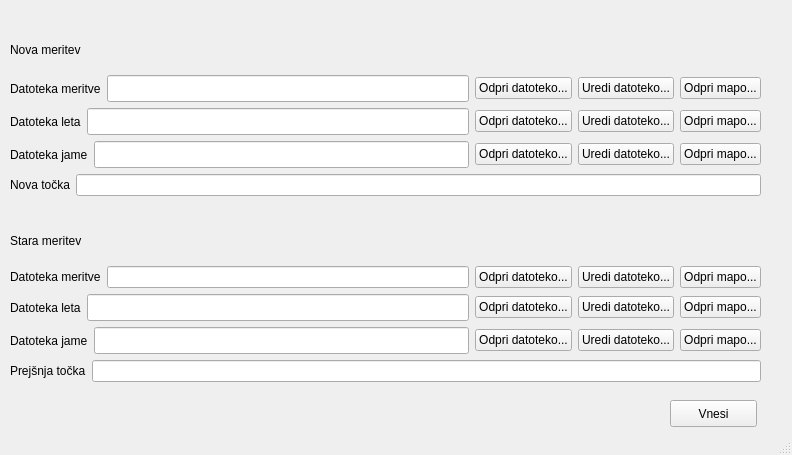
lukaprsina/add_cave, file mainwindow.ui: the form before one commit.
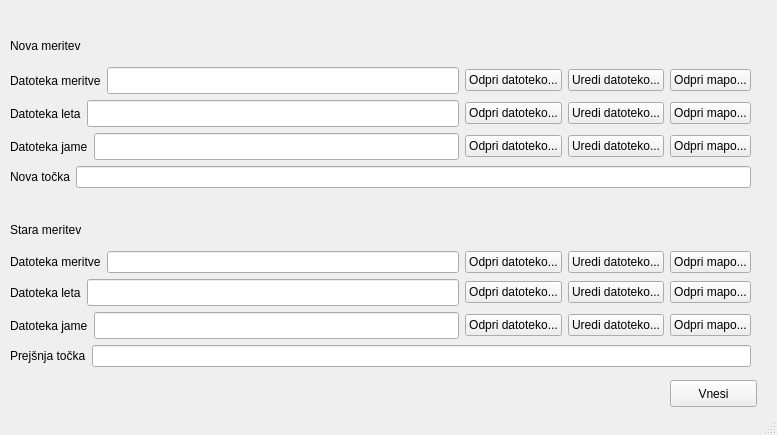
The form after the commit.

Commit message: windows msvc compiler fixes

```diff
--- a/mainwindow.ui
+++ b/mainwindow.ui
@@ -6,8 +6,8 @@
    <rect>
     <x>0</x>
     <y>0</y>
-    <width>792</width>
-    <height>455</height>
+    <width>777</width>
+    <height>435</height>
    </rect>
   </property>
   <property name="windowTitle">
@@ -18,7 +18,7 @@
     <property name="geometry">
      <rect>
       <x>670</x>
-      <y>400</y>
+      <y>380</y>
       <width>87</width>
       <height>27</height>
      </rect>
@@ -32,8 +32,8 @@
      <rect>
       <x>10</x>
       <y>30</y>
-      <width>751</width>
-      <height>352</height>
+      <width>741</width>
+      <height>337</height>
      </rect>
     </property>
     <layout class="QVBoxLayout" name="verticalLayout_2">
```
Left out of the diff: 2 changed lines with no effect on the pictures. The commit also changes 6 other files.
